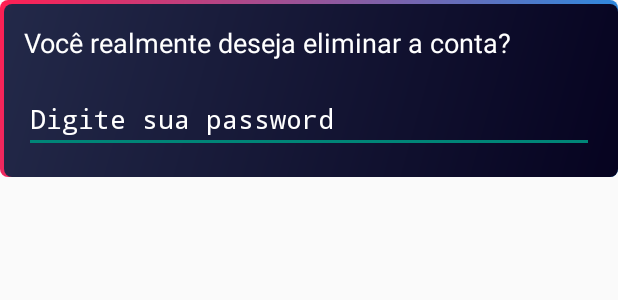
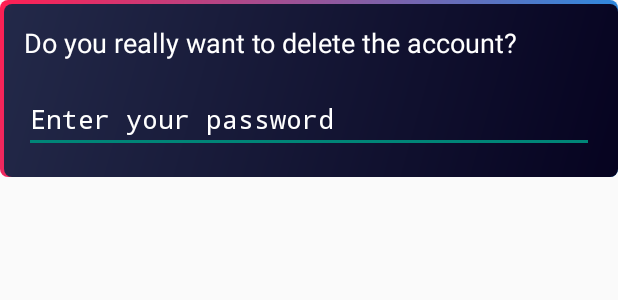
Before and after one commit to Rictrix10/Play2Plat_TPCM, an Android app built with Jetpack Compose: the layout dialog_confirm_delete.xml on its own in the app's theme, with its tools: preview values and no code run, on a phone screen of 412 x 824 dp. Shown: the top 300 px of the screen. Run offline under Robolectric (Android 15) with nearby library versions, the phone set to English and light mode, and no system bars; Roboto replaces fonts that are not available here.

Commit message:
confirm delete feito

```diff
--- a/app/src/main/res/layout/dialog_confirm_delete.xml
+++ b/app/src/main/res/layout/dialog_confirm_delete.xml
@@ -9,7 +9,7 @@
     <TextView
         android:layout_width="match_parent"
         android:layout_height="wrap_content"
-        android:text="Você realmente deseja eliminar a conta?"
+        android:text="@string/delete_account"
         android:textAppearance="?android:attr/textAppearanceMedium"
         android:textColor="@color/WHITE"/>
 
@@ -17,7 +17,7 @@
         android:id="@+id/password_edit_text"
         android:layout_width="match_parent"
         android:layout_height="wrap_content"
-        android:hint="Digite sua password"
+        android:hint="@string/digite_pass"
         android:inputType="textPassword"
         android:layout_marginTop="16dp"
         android:textColor="@color/WHITE"
--- a/app/src/main/res/values/strings.xml
+++ b/app/src/main/res/values/strings.xml
@@ -89,4 +89,7 @@
     <string name="error_response_from_server">Invalid response from server</string>
 
 
+    <string name="delete_account">Do you really want to delete the account?</string>
+    <string name="digite_pass">Enter your password</string>
+
 </resources>
```
Also changed, not shown: 1 other file.
